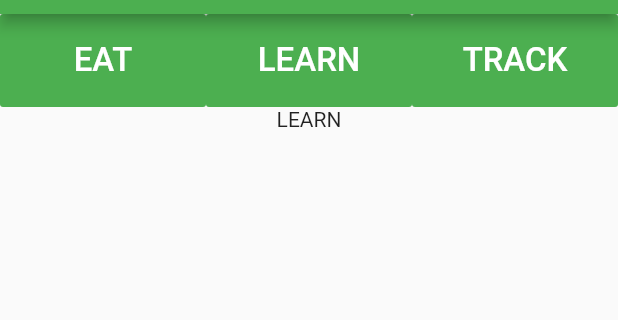
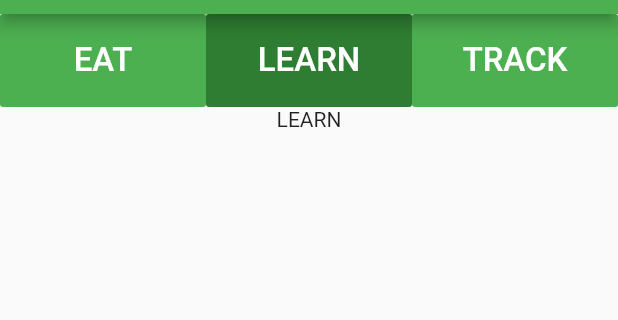
Before and after one commit to calvin-cs262-teamF/Grassroots-Green-Calvin, a Flutter app: the screen it shows after launch, after a tap on "LEARN", on a phone screen of 412 x 824 dp, the part 70-390 px from its top. Run offline on Flutter 3.47's test engine with Material 2 defaults, Android fonts, the phone set to English and light mode, and no system bars; our stand-ins replace cloud_firestore, email_validator, firebase_auth, firebase_core; accounts and stored records are empty.

Commit message:
Made header buttons darker when page is selected

```diff
--- a/lib/main.dart
+++ b/lib/main.dart
@@ -88,7 +88,7 @@ class _MyHomePageState extends State<MyHomePage> {
   String _mealLocation = 'Commons';
 
   //Default Home page option set to EAT
-  String _mainMenuOptions;
+  String _mainMenuOptions = "EAT";
 
   void _SubmitForm(String type, String location) async {
     Firestore.instance.collection('users').document(await auth.getCurrentUser()).collection('meals').document().setData({'type': type, 'location': location, 'time': FieldValue.serverTimestamp()});
@@ -349,7 +349,7 @@ class _MyHomePageState extends State<MyHomePage> {
                         child: FlatButton(
                           padding: const EdgeInsets.all(18),
                           textColor: Colors.white,
-                          color: Colors.green,
+                          color: _mainMenuOptions == "EAT" ? Colors.green[800] : Colors.green,
                           onPressed: (){ _displayEat();},
                           child: new Text("EAT",
                               style: TextStyle(fontSize: _buttonMenuSize)),
@@ -359,7 +359,7 @@ class _MyHomePageState extends State<MyHomePage> {
                           child: FlatButton(
                             padding: const EdgeInsets.all(18),
                             textColor: Colors.white,
-                            color: Colors.green,
+                            color:_mainMenuOptions == "LEARN" ? Colors.green[800] :  Colors.green,
                             onPressed: (){ _displayLearn();},
                             child: new Text("LEARN",
                                 style: TextStyle(fontSize: _buttonMenuSize)),
@@ -369,7 +369,7 @@ class _MyHomePageState extends State<MyHomePage> {
                           child: FlatButton(
                             padding: const EdgeInsets.all(18),
                             textColor: Colors.white,
-                            color: Colors.green,
+                            color:_mainMenuOptions == "TRACK" ? Colors.green[800] :  Colors.green,
                             onPressed: (){ _displayTrack();},
                             child: new Text("TRACK",
                                 style: TextStyle(fontSize: _buttonMenuSize)),
```
